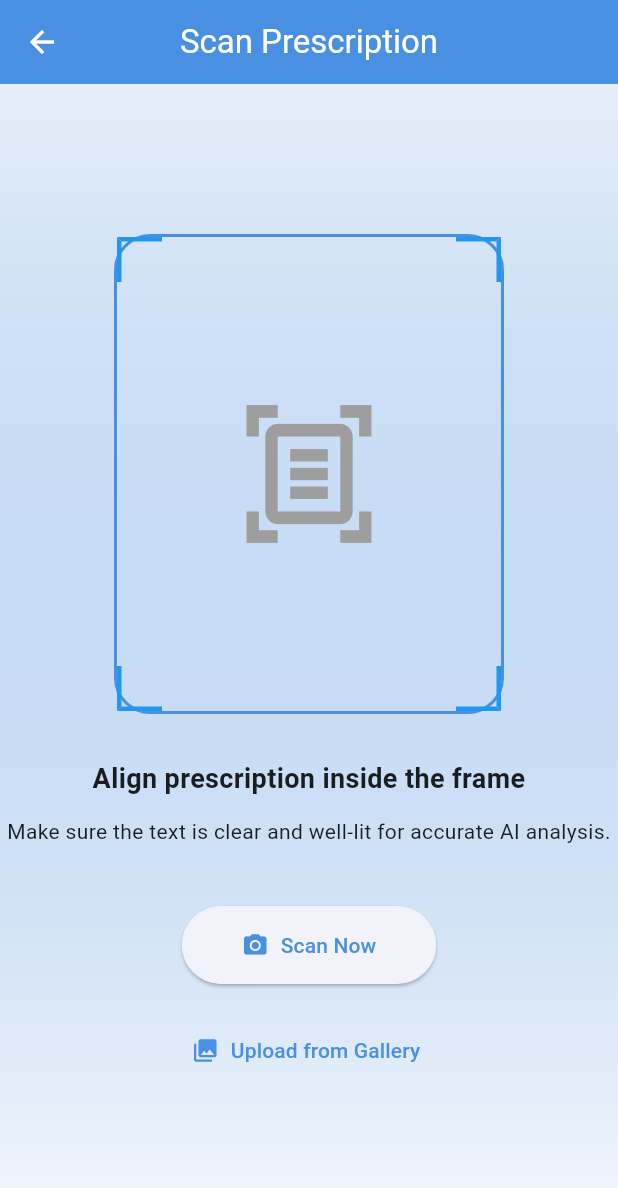
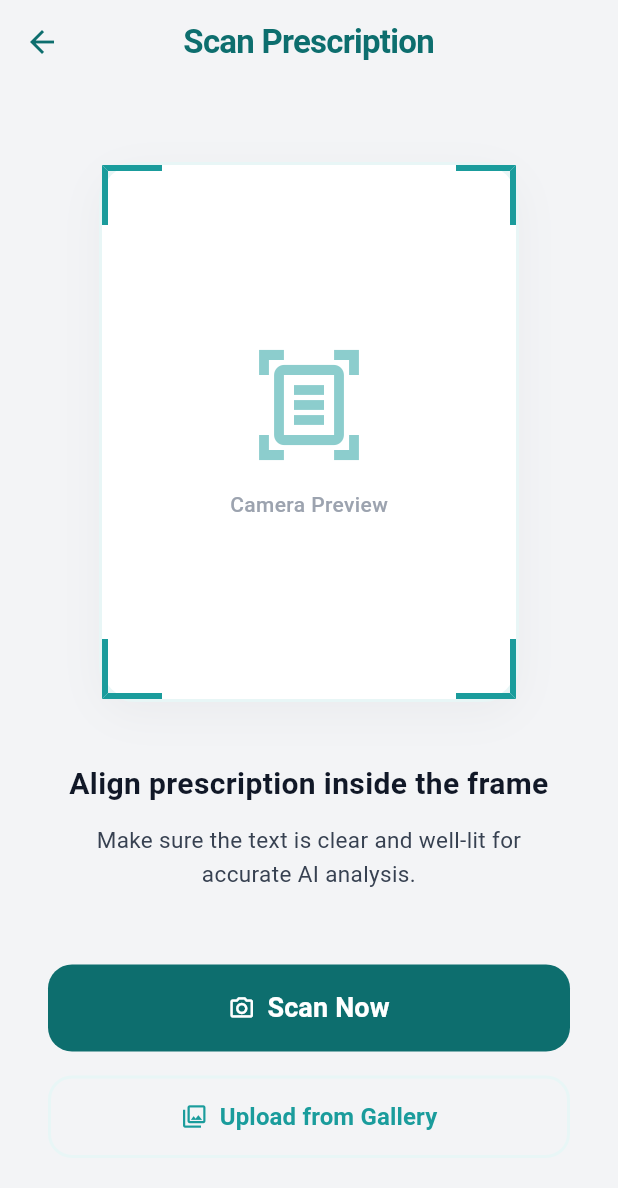
Before and after one commit to tasniamaha/Prescript_Sense, a Flutter app: the PrescriptionScannerPage screen opened directly, on a phone screen of 412 x 824 dp. Shown: the top 1188 px of the screen. Run offline on Flutter 3.47's test engine with Material 3 defaults, Android fonts, the phone set to English and light mode, and no system bars; our stand-ins replace flutter_tts, google_generative_ai, google_maps_flutter, image_picker, shared_preferences, speech_to_text and 1 more; missing offline and left inert: google_mlkit_text_recognition; accounts and stored records are empty.

Commit message:
Change UI for prescription_scanner_page

```diff
--- a/Prescript_Sense-sakline_branch/lib/prescription_scanner_page.dart
+++ b/Prescript_Sense-sakline_branch/lib/prescription_scanner_page.dart
@@ -1,4 +1,5 @@
 import 'package:flutter/material.dart';
+import 'app_colors.dart'; // Ensure you import your new color palette
 
 class PrescriptionScannerPage extends StatelessWidget {
   const PrescriptionScannerPage({super.key});
@@ -6,35 +7,38 @@ class PrescriptionScannerPage extends StatelessWidget {
   @override
   Widget build(BuildContext context) {
     return Scaffold(
+      backgroundColor: AppColors.cloud, // Minimal clean background
       appBar: AppBar(
-        title: const Text('Scan Prescription'),
+        backgroundColor: Colors.transparent,
+        elevation: 0,
+        foregroundColor: AppColors.deepTeal,
+        title: const Text(
+          'Scan Prescription',
+          style: TextStyle(fontWeight: FontWeight.w700, letterSpacing: -0.5),
+        ),
         centerTitle: true,
       ),
-      body: Container(
-        width: double.infinity,
-        decoration: BoxDecoration(
-          gradient: LinearGradient(
-            begin: Alignment.topCenter,
-            end: Alignment.bottomCenter,
-            colors: [
-              Theme.of(context).colorScheme.primary.withOpacity(0.1),
-              Theme.of(context).scaffoldBackgroundColor,
-            ],
-          ),
-        ),
+      body: SafeArea(
         child: Column(
           mainAxisAlignment: MainAxisAlignment.center,
           children: [
-            // Scanner Frame
-            Container(
-              height: 320,
-              width: 260,
+            // --- SCANNER VIEWFINDER ---
+            Center(
+              child: Container(
+                height: 360,
+                width: 280,
                 decoration: BoxDecoration(
+                  color: AppColors
+                      .white, // Clean white surface for the placeholder
                   borderRadius: BorderRadius.circular(24),
-                border: Border.all(
-                  color: Theme.of(context).colorScheme.primary,
-                  width: 2,
+                  border: Border.all(color: AppColors.mist, width: 2),
+                  boxShadow: [
+                    BoxShadow(
+                      color: AppColors.ink.withOpacity(0.04),
+                      blurRadius: 24,
+                      offset: const Offset(0, 8),
                     ),
+                  ],
                 ),
                 child: Stack(
                   children: [
@@ -44,64 +48,120 @@ class PrescriptionScannerPage extends StatelessWidget {
                     _scannerCorner(Alignment.bottomLeft),
                     _scannerCorner(Alignment.bottomRight),
 
-                  // Scan icon
-                  const Center(
-                    child: Icon(
+                    // Center Placeholder Icon & Text
+                    Center(
+                      child: Column(
+                        mainAxisAlignment: MainAxisAlignment.center,
+                        children: [
+                          Icon(
                             Icons.document_scanner_outlined,
-                      size: 100,
-                      color: Colors.grey,
+                            size: 80,
+                            color: AppColors.teal.withOpacity(0.5),
+                          ),
+                          const SizedBox(height: 16),
+                          const Text(
+                            "Camera Preview",
+                            style: TextStyle(
+                              color: AppColors.ash,
+                              fontWeight: FontWeight.w500,
                             ),
                           ),
                         ],
                       ),
                     ),
+                  ],
+                ),
+              ),
+            ),
 
-            const SizedBox(height: 30),
+            const SizedBox(height: 40),
 
-            // Instruction
-            const Text(
+            // --- INSTRUCTIONS ---
+            const Padding(
+              padding: EdgeInsets.symmetric(horizontal: 32),
+              child: Text(
                 'Align prescription inside the frame',
                 style: TextStyle(
-                fontSize: 18,
-                fontWeight: FontWeight.w600,
+                  fontSize: 20,
+                  fontWeight: FontWeight.w700,
+                  color: AppColors.ink,
                 ),
                 textAlign: TextAlign.center,
+              ),
             ),
 
             const SizedBox(height: 12),
 
-            const Text(
+            const Padding(
+              padding: EdgeInsets.symmetric(horizontal: 40),
+              child: Text(
                 'Make sure the text is clear and well-lit for accurate AI analysis.',
                 textAlign: TextAlign.center,
-            ),
-
-            const SizedBox(height: 40),
-
-            // Scan button
-            ElevatedButton.icon(
-              onPressed: () {
-                // Camera scan placeholder
-              },
-              icon: const Icon(Icons.camera_alt),
-              label: const Text('Scan Now'),
-              style: ElevatedButton.styleFrom(
-                padding:
-                    const EdgeInsets.symmetric(horizontal: 40, vertical: 16),
-                shape: RoundedRectangleBorder(
-                  borderRadius: BorderRadius.circular(30),
+                style: TextStyle(
+                  fontSize: 15,
+                  color: AppColors.slate,
+                  height: 1.5,
                 ),
               ),
             ),
 
-            const SizedBox(height: 20),
+            const SizedBox(height: 48),
 
-            // Gallery button
-            TextButton.icon(
+            // --- ACTION BUTTONS ---
+
+            // Scan Button (Primary Action)
+            Padding(
+              padding: const EdgeInsets.symmetric(horizontal: 32),
+              child: SizedBox(
+                width: double.infinity,
+                child: ElevatedButton.icon(
                   onPressed: () {
-                // Gallery placeholder
+                    // Camera scan placeholder logic
                   },
-              icon: const Icon(Icons.photo_library),
-              label: const Text('Upload from Gallery'),
+                  icon: const Icon(Icons.camera_alt_outlined),
+                  label: const Text(
+                    'Scan Now',
+                    style: TextStyle(fontSize: 18, fontWeight: FontWeight.w600),
+                  ),
+                  style: ElevatedButton.styleFrom(
+                    backgroundColor: AppColors.deepTeal,
+                    foregroundColor: AppColors.white,
+                    padding: const EdgeInsets.symmetric(vertical: 16),
+                    elevation: 0,
+                    shape: RoundedRectangleBorder(
+                      borderRadius: BorderRadius.circular(16),
+                    ),
+                  ),
+                ),
+              ),
+            ),
+
+            const SizedBox(height: 16),
+
+            // Gallery Button (Secondary Action)
+            Padding(
+              padding: const EdgeInsets.symmetric(horizontal: 32),
+              child: SizedBox(
+                width: double.infinity,
+                child: OutlinedButton.icon(
+                  onPressed: () {
+                    // Gallery placeholder logic
+                  },
+                  icon: const Icon(Icons.photo_library_outlined),
+                  label: const Text(
+                    'Upload from Gallery',
+                    style: TextStyle(fontSize: 16, fontWeight: FontWeight.w600),
+                  ),
+                  style: OutlinedButton.styleFrom(
+                    foregroundColor: AppColors.teal,
+                    side: const BorderSide(color: AppColors.mist, width: 2),
+                    padding: const EdgeInsets.symmetric(vertical: 16),
+                    shape: RoundedRectangleBorder(
+                      borderRadius: BorderRadius.circular(16),
+                    ),
+                  ),
+                ),
+              ),
             ),
           ],
         ),
@@ -109,29 +169,34 @@ class PrescriptionScannerPage extends StatelessWidget {
     );
   }
 
+  // Helper widget to draw the crisp camera frame corners
   Widget _scannerCorner(Alignment alignment) {
     return Align(
       alignment: alignment,
       child: Container(
-        height: 30,
-        width: 30,
+        height: 40,
+        width: 40,
         decoration: BoxDecoration(
           border: Border(
-            top: alignment == Alignment.topLeft ||
+            top:
+                alignment == Alignment.topLeft ||
                     alignment == Alignment.topRight
-                ? const BorderSide(color: Colors.blue, width: 3)
+                ? const BorderSide(color: AppColors.teal, width: 4)
                 : BorderSide.none,
-            bottom: alignment == Alignment.bottomLeft ||
+            bottom:
+                alignment == Alignment.bottomLeft ||
                     alignment == Alignment.bottomRight
-                ? const BorderSide(color: Colors.blue, width: 3)
+                ? const BorderSide(color: AppColors.teal, width: 4)
                 : BorderSide.none,
-            left: alignment == Alignment.topLeft ||
+            left:
+                alignment == Alignment.topLeft ||
                     alignment == Alignment.bottomLeft
-                ? const BorderSide(color: Colors.blue, width: 3)
+                ? const BorderSide(color: AppColors.teal, width: 4)
                 : BorderSide.none,
-            right: alignment == Alignment.topRight ||
+            right:
+                alignment == Alignment.topRight ||
                     alignment == Alignment.bottomRight
-                ? const BorderSide(color: Colors.blue, width: 3)
+                ? const BorderSide(color: AppColors.teal, width: 4)
                 : BorderSide.none,
           ),
         ),
```
Lines whose indentation alone changed are shown as unchanged.
